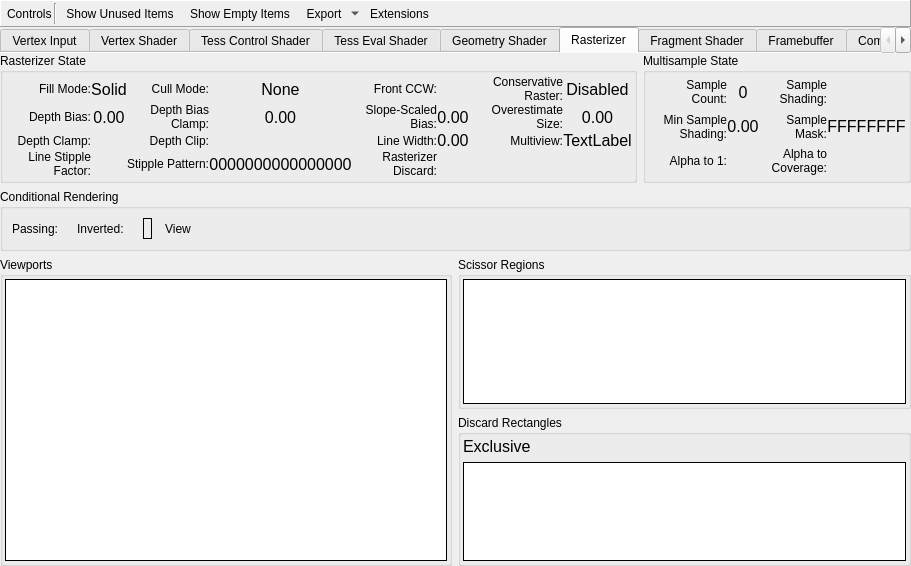
Qt form qrenderdoc/Windows/PipelineState/VulkanPipelineStateViewer.ui (baldurk/renderdoc) before a commit.
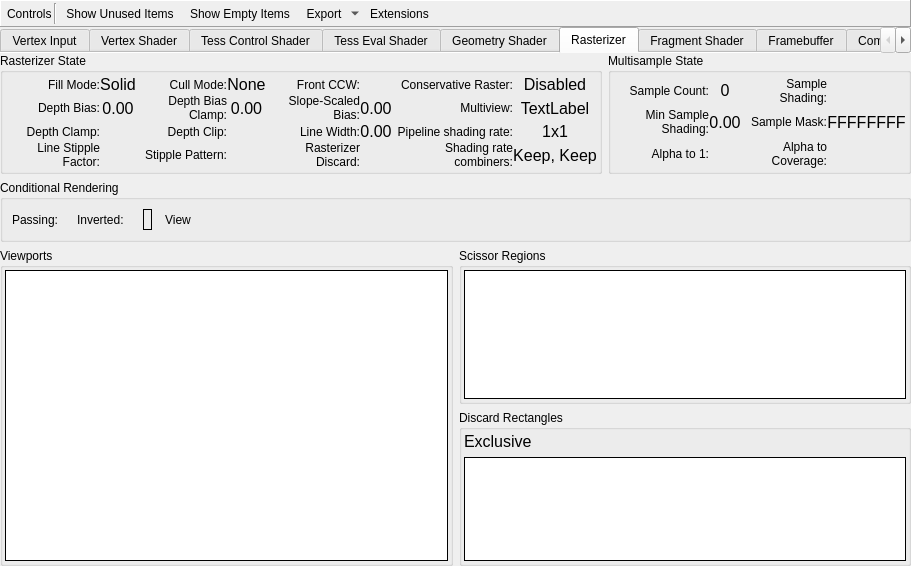
The same form after that commit. The open tabs and pages were chosen to show the change. Icons and pictures are not drawn. Custom widgets are drawn as their Qt base class.

Commit message: Add support for VK_KHR_fragment_shading_rate. Closes #2426

```diff
--- a/qrenderdoc/Windows/PipelineState/VulkanPipelineStateViewer.ui
+++ b/qrenderdoc/Windows/PipelineState/VulkanPipelineStateViewer.ui
@@ -2042,9 +2042,9 @@
              </widget>
             </item>
             <item row="1" column="6">
-             <widget class="QLabel" name="label_2">
+             <widget class="QLabel" name="label_3">
               <property name="text">
-               <string>Overestimate Size:</string>
+               <string>Multiview:</string>
               </property>
               <property name="alignment">
                <set>Qt::AlignRight|Qt::AlignTrailing|Qt::AlignVCenter</set>
@@ -2055,14 +2055,14 @@
              </widget>
             </item>
             <item row="1" column="7">
-             <widget class="QLabel" name="overestimationSize">
+             <widget class="QLabel" name="multiview">
               <property name="font">
                <font>
                 <pointsize>12</pointsize>
                </font>
               </property>
               <property name="text">
-               <string>0.00</string>
+               <string>TextLabel</string>
               </property>
               <property name="alignment">
                <set>Qt::AlignCenter</set>
@@ -2175,9 +2175,9 @@
              </widget>
             </item>
             <item row="2" column="6">
-             <widget class="QLabel" name="label_3">
+             <widget class="QLabel" name="label_9">
               <property name="text">
-               <string>Multiview:</string>
+               <string>Pipeline shading rate:</string>
               </property>
               <property name="alignment">
                <set>Qt::AlignRight|Qt::AlignTrailing|Qt::AlignVCenter</set>
@@ -2188,14 +2188,14 @@
              </widget>
             </item>
             <item row="2" column="7">
-             <widget class="QLabel" name="multiview">
+             <widget class="QLabel" name="pipelineShadingRate">
               <property name="font">
                <font>
                 <pointsize>12</pointsize>
                </font>
               </property>
               <property name="text">
-               <string>TextLabel</string>
+               <string>1x1</string>
               </property>
               <property name="alignment">
                <set>Qt::AlignCenter</set>
@@ -2256,8 +2256,8 @@
                 <pointsize>12</pointsize>
                </font>
               </property>
-              <property name="text">
-               <string>0000000000000000</string>
+              <property name="pixmap">
+               <pixmap resource="../../Resources/resources.qrc">:/cross.png</pixmap>
               </property>
               <property name="alignment">
                <set>Qt::AlignCenter</set>
@@ -2296,6 +2296,37 @@
               </property>
              </widget>
             </item>
+            <item row="3" column="6">
+             <widget class="QLabel" name="label_2">
+              <property name="text">
+               <string>Shading rate combiners:</string>
+              </property>
+              <property name="alignment">
+               <set>Qt::AlignRight|Qt::AlignTrailing|Qt::AlignVCenter</set>
+              </property>
+              <property name="wordWrap">
+               <bool>true</bool>
+              </property>
+             </widget>
+            </item>
+            <item row="3" column="7">
+             <widget class="QLabel" name="shadingRateCombiners">
+              <property name="font">
+               <font>
+                <pointsize>12</pointsize>
+               </font>
+              </property>
+              <property name="text">
+               <string>Keep, Keep</string>
+              </property>
+              <property name="alignment">
+               <set>Qt::AlignCenter</set>
+              </property>
+              <property name="margin">
+               <number>4</number>
+              </property>
+             </widget>
+            </item>
             <item row="4" column="0">
              <spacer name="rastVSpacer">
               <property name="orientation">
```
The commit also changes 22 other files.
